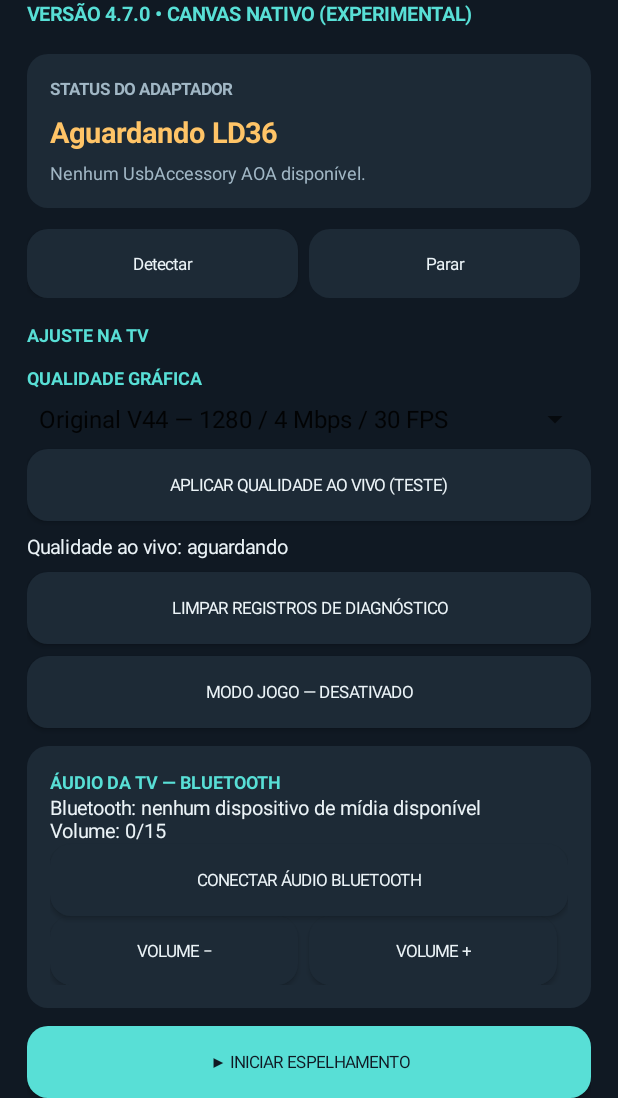
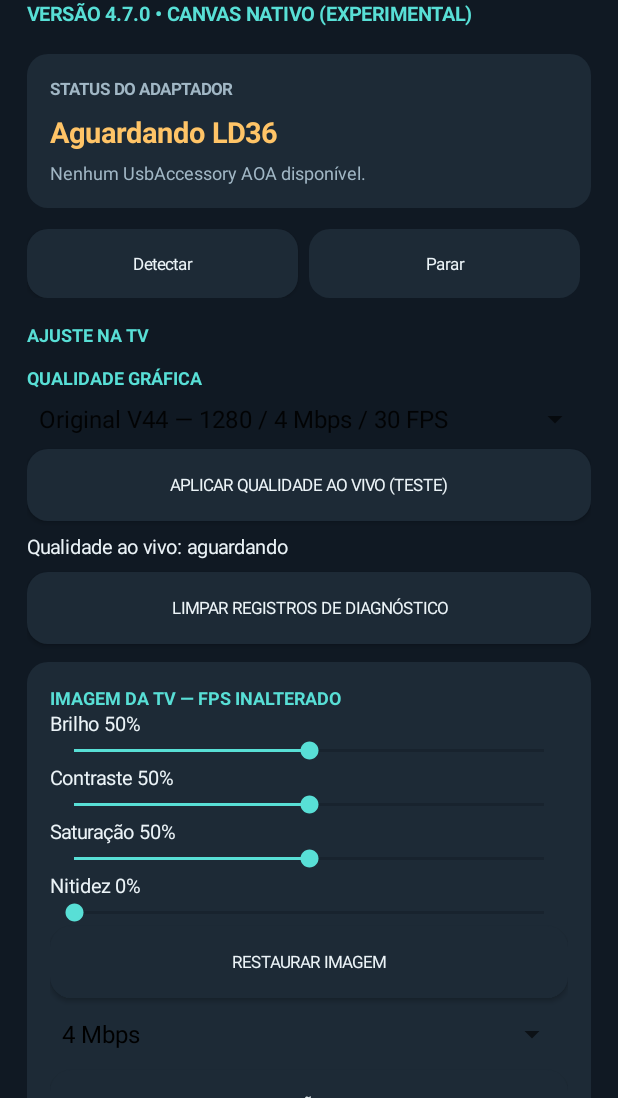
Before and after one commit to amorim220-design/NURA-LD36-Diagnostic, an Android app: the screen it shows after launch (MainActivity), on a phone screen of 412 x 824 dp, the part 138-1236 px from its top. Run offline under Robolectric (Android 15) with nearby library versions, the phone set to English and light mode, and no system bars.

Commit message:
V52 independent GPU image controls and live bitrate

```diff
--- a/app/src/main/java/com/nura/ld36diagnostic/MainActivity.java
+++ b/app/src/main/java/com/nura/ld36diagnostic/MainActivity.java
@@ -462,6 +462,49 @@ public final class MainActivity extends Activity {
             int selected = qualityPicker.getSelectedItemPosition();
             change.putExtra("quality_profile", selected >= 4 ? selected + 1 : selected);
             startService(change);
+        });
+        LinearLayout imageCard = columnCard();
+        addToRoot(root,imageCard,12);
+        imageCard.addView(text("IMAGEM DA TV — FPS INALTERADO",12,ACCENT,Typeface.BOLD));
+        final int[] imageValues = {50,50,50,0};
+        final android.widget.SeekBar[] bars = new android.widget.SeekBar[4];
+        final String[] labels = {"Brilho","Contraste","Saturação","Nitidez"};
+        Runnable applyImage = () -> {
+            if (!videoStarted || !running.get()) return;
+            Intent i = new Intent(this,MirrorProjectionService.class).setAction(MirrorProjectionService.ACTION_IMAGE);
+            i.putExtra("brightness",(imageValues[0]-50)/100f);
+            i.putExtra("contrast",0.5f+imageValues[1]/100f);
+            i.putExtra("saturation",imageValues[2]/50f);
+            i.putExtra("sharpness",imageValues[3]/200f);
+            startService(i);
+        };
+        for(int k=0;k<4;k++){
+            final int index=k;
+            TextView label=text(labels[k]+" "+imageValues[k]+"%",13,INK,Typeface.NORMAL);
+            imageCard.addView(label);
+            android.widget.SeekBar bar=new android.widget.SeekBar(this);
+            bars[k]=bar; bar.setMax(100);bar.setProgress(imageValues[k]);imageCard.addView(bar);
+            bar.setOnSeekBarChangeListener(new android.widget.SeekBar.OnSeekBarChangeListener(){
+                public void onProgressChanged(android.widget.SeekBar v,int p,boolean user){imageValues[index]=p;label.setText(labels[index]+" "+p+"%");}
+                public void onStartTrackingTouch(android.widget.SeekBar v){}
+                public void onStopTrackingTouch(android.widget.SeekBar v){applyImage.run();}
+            });
+        }
+        Button resetImage=button("RESTAURAR IMAGEM",PANEL,INK);
+        imageCard.addView(resetImage);
+        resetImage.setOnClickListener(v->{for(int k=0;k<4;k++)bars[k].setProgress(k==3?0:50);applyImage.run();});
+        Spinner compression=new Spinner(this);
+        compression.setAdapter(new ArrayAdapter<String>(this,android.R.layout.simple_spinner_dropdown_item,new String[]{"4 Mbps","6 Mbps","8 Mbps","10 Mbps","12 Mbps"}));
+        imageCard.addView(compression);
+        Button applyCompression=button("APLICAR COMPRESSÃO — SEM MUDAR FPS",PANEL,INK);
+        imageCard.addView(applyCompression);
+        applyCompression.setOnClickListener(v->{
+            if(!videoStarted || !running.get()){qualityFeedback.setText("Inicie o espelhamento primeiro.");return;}
+            Intent i=new Intent(this,MirrorProjectionService.class).setAction(MirrorProjectionService.ACTION_IMAGE);
+            i.putExtra("brightness",(imageValues[0]-50)/100f);i.putExtra("contrast",0.5f+imageValues[1]/100f);
+            i.putExtra("saturation",imageValues[2]/50f);i.putExtra("sharpness",imageValues[3]/200f);
+            i.putExtra("bitrate",(4+2*compression.getSelectedItemPosition())*1000000);
+            startService(i);
         });
         Button gameButton = button("MODO JOGO — DESATIVADO", PANEL, INK);
         final int[] previousQuality = {0};
```
